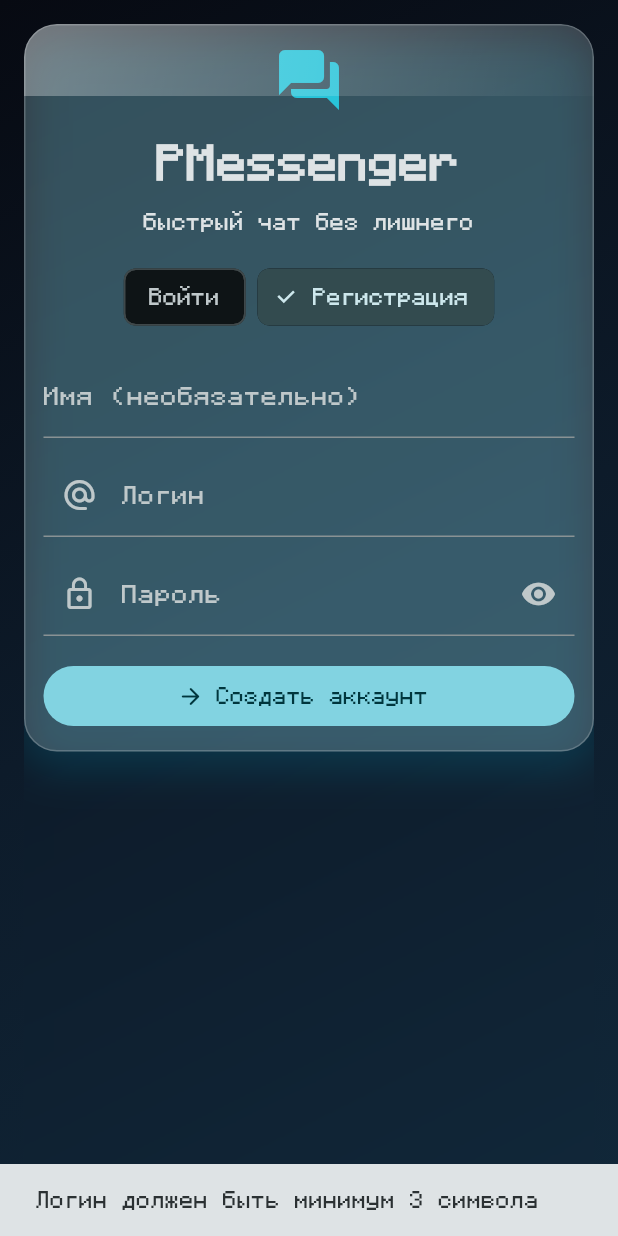
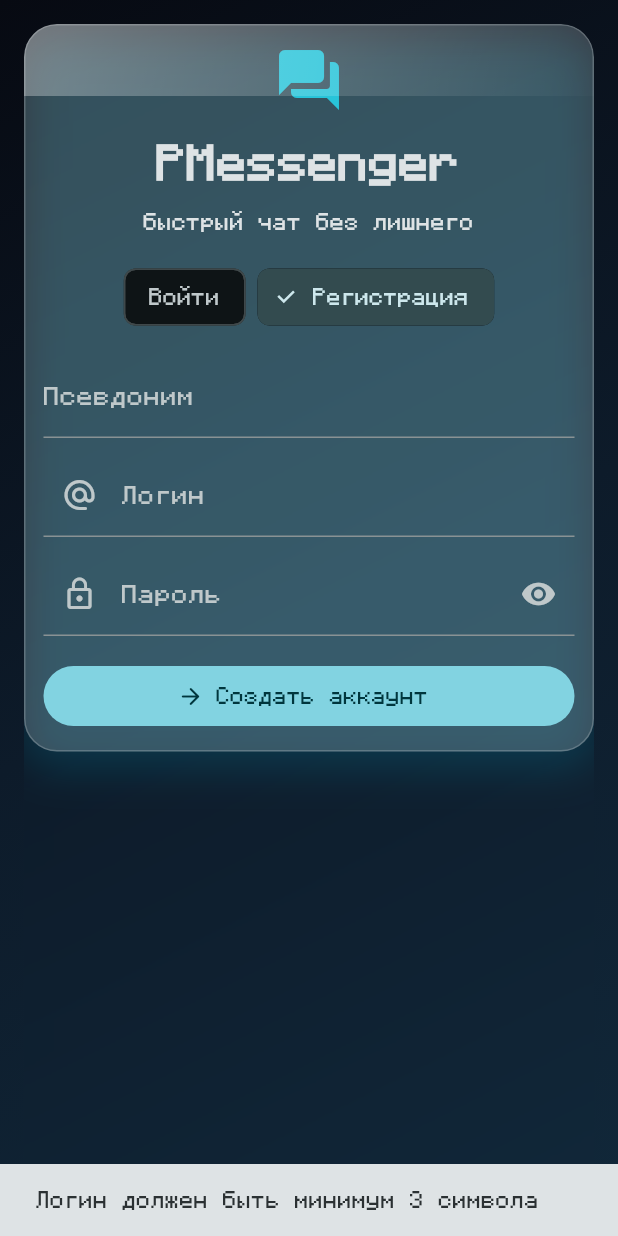
Before and after one commit to Patrick909-afk/pig-messenger-public, a Flutter app: the screen it shows after launch, after a tap on "Регистрация", after a tap on "Создать аккаунт", on a phone screen of 412 x 824 dp. Run offline on Flutter 3.47's test engine with Material 3 defaults, Android fonts, the phone set to English and light mode, and no system bars; our stand-ins replace shared_preferences, supabase_flutter, timeago; accounts and stored records are empty.

Commit message:
Improve auth labels and rate-limit error handling for login-only UX

```diff
--- a/lib/main.dart
+++ b/lib/main.dart
@@ -31,6 +31,10 @@ const _i18n = <String, Map<String, String>>{
   'email': {
     _ru: 'Логин',
     _kk: 'Логин',
+  },
+  'alias': {
+    _ru: 'Псевдоним',
+    _kk: 'Лақап ат',
   },
   'password': {
     _ru: 'Пароль',
@@ -126,11 +130,15 @@ const _i18n = <String, Map<String, String>>{
   },
   'auth_created': {
     _ru: 'Аккаунт создан. Теперь заходи по логину и паролю.',
-    _kk: 'Аккаунт ашылды. Растау қосулы болса, поштаны тексер.',
+    _kk: 'Аккаунт ашылды. Енді логин мен құпия сөзбен кір.',
   },
   'dns_help': {
     _ru: 'Ошибка сети/DNS. Проверь интернет и Private DNS на телефоне.',
     _kk: 'Желі/DNS қатесі. Телефондағы интернет пен Private DNS тексер.',
+  },
+  'over_rate': {
+    _ru: 'Лимит регистрации на Supabase временно достигнут. Попробуй позже или войди в уже созданный аккаунт.',
+    _kk: 'Supabase тіркелу лимиті уақытша бітті. Кейінірек қайтала немесе бар аккаунтқа кір.',
   },
 
   'copy': {
@@ -414,10 +422,14 @@ class _AuthPageState extends State<AuthPage> {
     } catch (e) {
       if (!mounted) return;
       final text = e.toString();
-      final hint = text.contains('Failed host lookup')
-          ? '\n${tr(widget.settings.lang, 'dns_help')}'
-          : '';
-      ScaffoldMessenger.of(context).showSnackBar(SnackBar(content: Text('$text$hint')));
+      final lower = text.toLowerCase();
+      String message = text;
+      if (lower.contains('over_email_send_rate_limit') || lower.contains('statuscode: 429')) {
+        message = tr(widget.settings.lang, 'over_rate');
+      } else if (text.contains('Failed host lookup')) {
+        message = '${text}\n${tr(widget.settings.lang, 'dns_help')}';
+      }
+      ScaffoldMessenger.of(context).showSnackBar(SnackBar(content: Text(message)));
     } finally {
       if (mounted) setState(() => _busy = false);
     }
@@ -479,7 +491,7 @@ class _AuthPageState extends State<AuthPage> {
                     if (!_isLogin)
                       TextField(
                         controller: _name,
-                        decoration: InputDecoration(labelText: tr(lang, 'name_optional')),
+                        decoration: InputDecoration(labelText: tr(lang, 'alias')),
                       ),
                     if (!_isLogin) const SizedBox(height: 10),
                     TextField(
```
